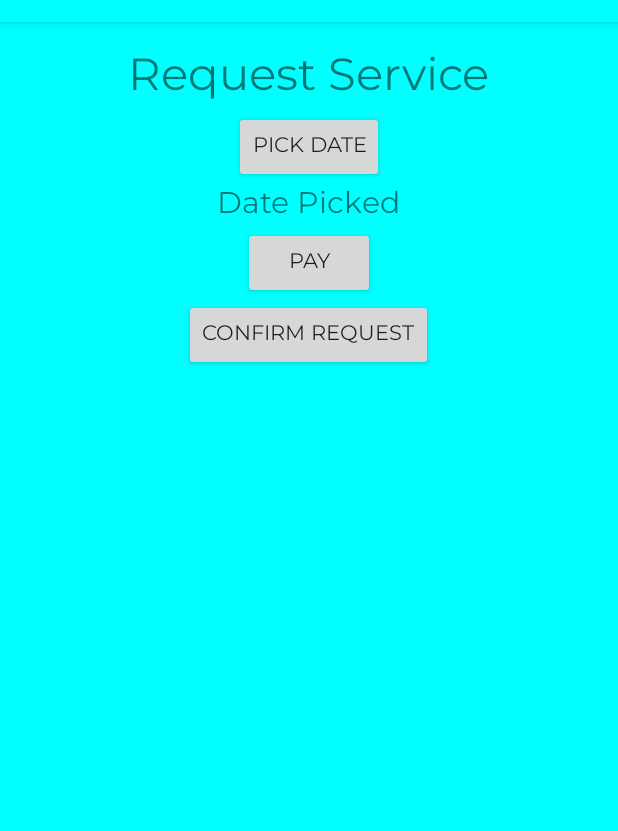
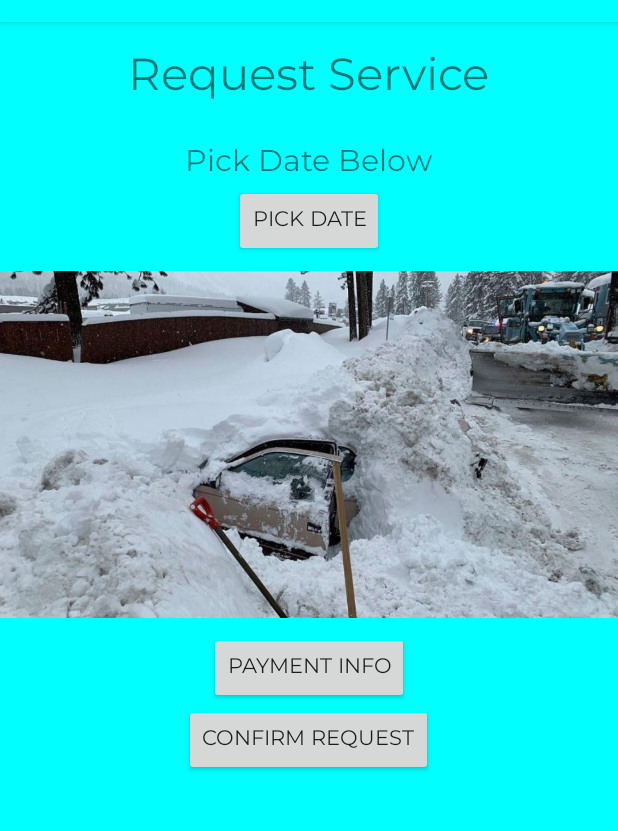
Before and after one commit to mschaller2/Plowed, an Android app: the RequestService screen opened directly, with no data from a screen before it, after a tap on "CONFIRM REQUEST", on a phone screen of 412 x 824 dp, the part 62-893 px from its top. Run offline under Robolectric (Android 15) with nearby library versions, the phone set to English and light mode, and no system bars; our stand-ins replace Firebase (no records; nobody signed in at launch, a user with empty details on screens opened directly); 3 statements that could not run were skipped.

Commit message:
Minor UI tweaks. Moved the image to Request Service activity

```diff
--- a/app/src/main/java/com/example/plowed/RequestService.java
+++ b/app/src/main/java/com/example/plowed/RequestService.java
@@ -28,6 +28,7 @@ public class RequestService extends AppCompatActivity implements DatePickerDialo
     private String userName;
     private String userPhone;
     private String userEmail;
+    private String userPickedDate;
 
     Button dateButton;
     Button payButton;
@@ -53,6 +54,7 @@ public class RequestService extends AppCompatActivity implements DatePickerDialo
         c.set(Calendar.MONTH, month);
         c.set(Calendar.DAY_OF_MONTH, dayOfMonth);
         String currentDateString = DateFormat.getDateInstance(DateFormat.FULL).format(c.getTime());
+        userPickedDate = currentDateString;
 
         TextView textView = (TextView) findViewById(R.id.dateText);
         Button dateButton = (Button) findViewById(R.id.dateButton);
@@ -79,12 +81,12 @@ public class RequestService extends AppCompatActivity implements DatePickerDialo
                 break;
             case R.id.confirmRequest:
                 setRequestToDB();
-                sendRequestToDB(epochTimestamp, userName, userPhone, userEmail);
+                sendRequestToDB(epochTimestamp, userName, userPhone, userEmail, userPickedDate);
                 break;
         }
     }
 
-    public void sendRequestToDB(Long timestamp, String userName, String userPhone, String userEmail){
+    public void sendRequestToDB(Long timestamp, String userName, String userPhone, String userEmail, String userPickedDate){
 
 //        Database db = new Database; // creating a new instance of a database object
 //
@@ -92,6 +94,11 @@ public class RequestService extends AppCompatActivity implements DatePickerDialo
 //        db.send(timestamp, userName);
 //        db.send(timestamp, userPhone);
 //        db.send(timestamp, userEmail);
+
+        if(userPickedDate == ""){ // If the user did not specify a date, use current date
+            userPickedDate = date;
+        }
+//        db.send(timestamp, userPickedDate);
 
     }
 
--- a/app/src/main/res/layout/activity_request_service.xml
+++ b/app/src/main/res/layout/activity_request_service.xml
@@ -1,5 +1,6 @@
 <?xml version="1.0" encoding="utf-8"?>
 <LinearLayout xmlns:android="http://schemas.android.com/apk/res/android"
+    xmlns:app="http://schemas.android.com/apk/res-auto"
     android:orientation="vertical" android:layout_width="match_parent"
     android:layout_height="match_parent">
 
@@ -13,7 +14,15 @@
         android:fontFamily="@font/montserrat"
         android:layout_marginTop="15dp"/>
 
-
+    <TextView
+        android:id="@+id/dateText"
+        android:layout_width="wrap_content"
+        android:layout_height="wrap_content"
+        android:layout_gravity="center"
+        android:fontFamily="@font/montserrat"
+        android:layout_marginTop="20dp"
+        android:text="Pick Date Below"
+        android:textSize="20dp"/>
     <Button
         android:id="@+id/dateButton"
         android:layout_width="wrap_content"
@@ -22,15 +31,12 @@
         android:fontFamily="@font/montserrat"
         android:layout_gravity="center"/>
 
+        <ImageView
+            android:id="@+id/imageView2"
+            android:layout_width="match_parent"
+            android:layout_height="250dp"
+            app:srcCompat="@drawable/stuck" />
 
-    <TextView
-        android:id="@+id/dateText"
-        android:layout_width="wrap_content"
-        android:layout_height="wrap_content"
-        android:layout_gravity="center"
-        android:fontFamily="@font/montserrat"
-        android:text="Date Picked"
-        android:textSize="20dp"/>
 
 <!--    <ScrollView-->
 <!--        android:layout_width="match_parent"-->
@@ -51,7 +57,7 @@
         android:layout_height="wrap_content"
         android:layout_gravity="center"
         android:fontFamily="@font/montserrat"
-        android:text="Pay" />
+        android:text="Payment Info" />
     <Button
         android:id="@+id/confirmRequest"
         android:layout_width="wrap_content"
```
Also changed, not shown: app/src/main/res/layout/user_menu.xml (+4 -6 lines).
